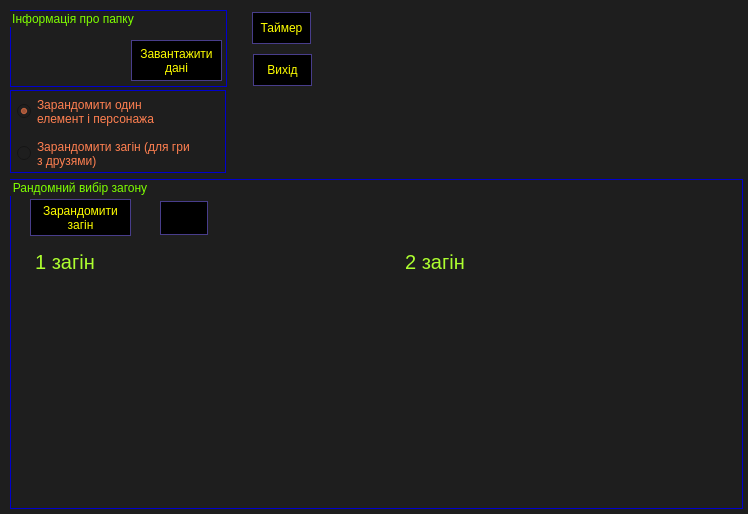
The window that GUI/main_GUI.ui (Kozak228/Randomly-selects-a-character) describes before a commit, drawn with Qt 5.
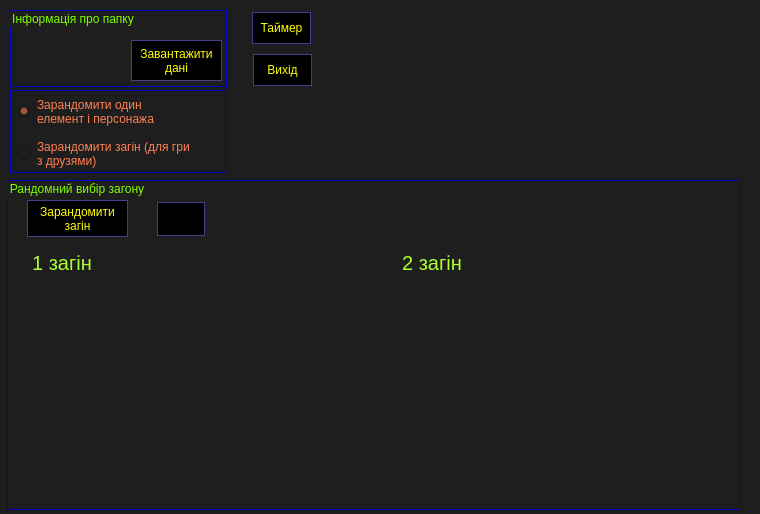
The same window after the commit. Icons and pictures are not drawn.

Diff of the .ui file:
```diff
--- a/GUI/main_GUI.ui
+++ b/GUI/main_GUI.ui
@@ -6,7 +6,7 @@
    <rect>
     <x>0</x>
     <y>0</y>
-    <width>748</width>
+    <width>760</width>
     <height>514</height>
    </rect>
   </property>
@@ -131,7 +131,7 @@
       <x>10</x>
       <y>180</y>
       <width>342</width>
-      <height>200</height>
+      <height>285</height>
      </rect>
     </property>
     <property name="title">
@@ -281,8 +281,8 @@
    <widget class="QGroupBox" name="groupBox_3">
     <property name="geometry">
      <rect>
-      <x>10</x>
-      <y>179</y>
+      <x>7</x>
+      <y>180</y>
       <width>733</width>
       <height>330</height>
      </rect>
```
Left out of the diff: 29 changed lines with no effect on the pictures.
